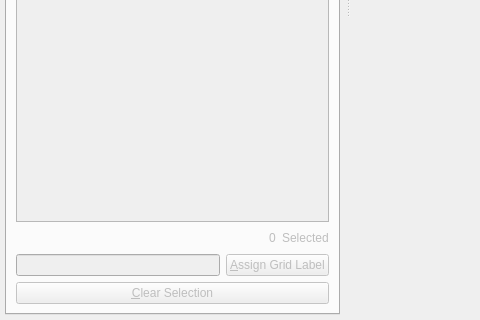
MichaelLebrand/electrode-registration-app, file app/ui/mainwindow.ui: the form before one commit; both pictures show x 0 to 480 and y 325 to 645 of the 1000 by 645 pixel window.
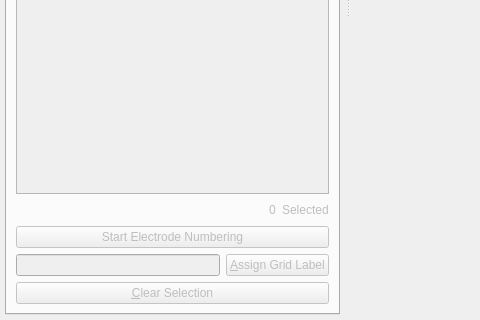
The form after the commit. The open tabs and pages were chosen to show the change.

Commit message: Started to prepare the entire thing to be implemented in the img_pipe pipeline. Tweaked some GUI settings, also allowed for 2 modes of projecting: nearest vertex and, most importantly, radius based average normal vector projection (NeuralAct style). Next up will be the numbering of the electrodes and the saving of the electrode file (locations/numbering) as a .mat file.

Patch:
```diff
--- a/app/ui/mainwindow.ui
+++ b/app/ui/mainwindow.ui
@@ -546,6 +546,13 @@
            </item>
           </layout>
          </item>
+         <item>
+          <widget class="QPushButton" name="pushButton">
+           <property name="text">
+            <string>Start Electrode Numbering</string>
+           </property>
+          </widget>
+         </item>
          <item>
           <layout class="QHBoxLayout" name="horizontalLayout_8">
            <item>
```
Left out of the diff: 2 changed lines with no effect on the pictures. The commit also changes 2 other files.
